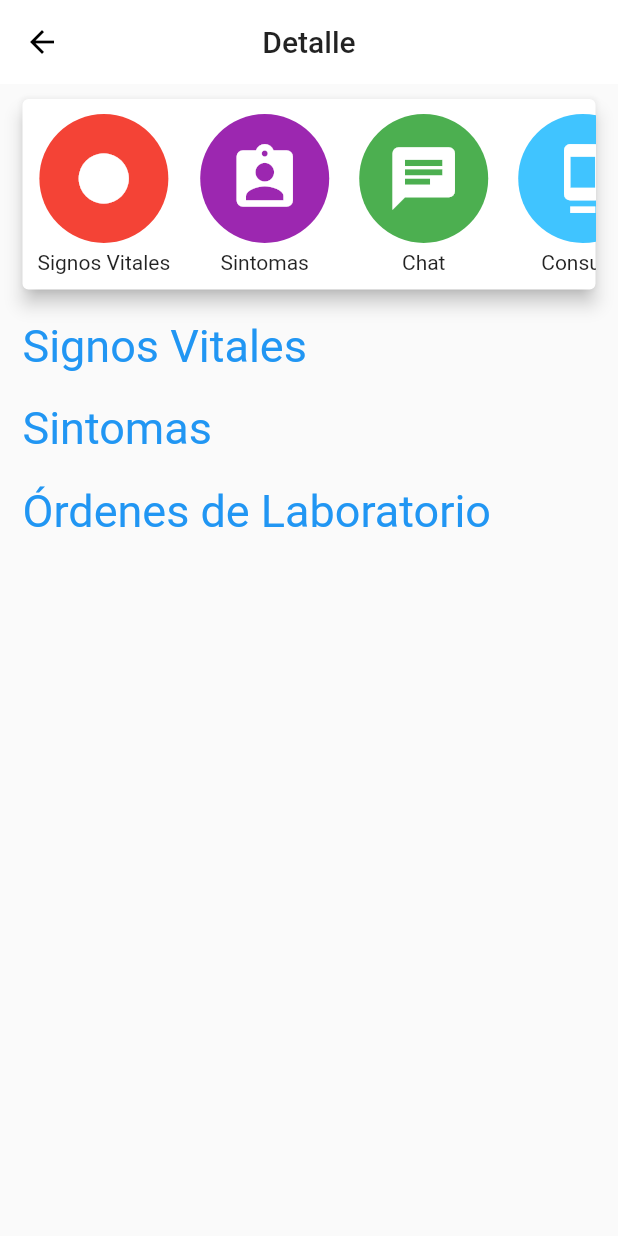
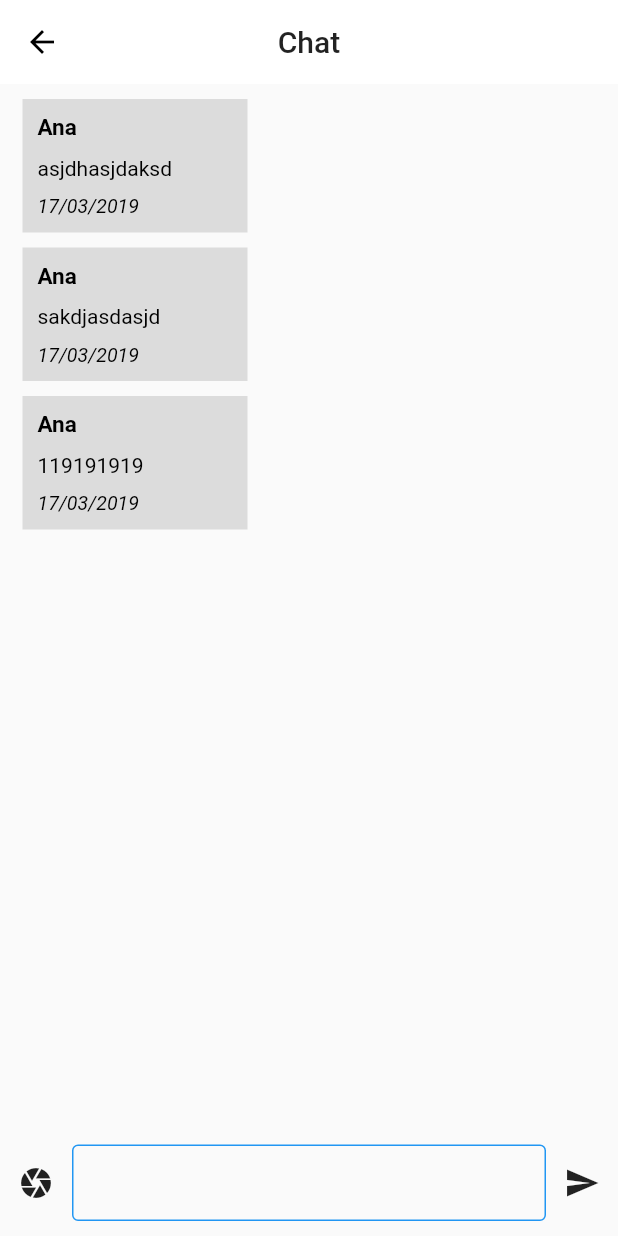
Before and after one commit to JPaulMora/bitmec-1, a Flutter app: the AppointmentDetailScreen screen opened by its route, after a tap on "Chat", on a phone screen of 412 x 824 dp. Run offline on Flutter 3.47's test engine with Material 2 defaults, Android fonts, the phone set to English and light mode, and no system bars.

Commit message:
ChatScreen created

```diff
--- /dev/null
+++ b/lib/components/chat/chat_components.dart
@@ -0,0 +1,3 @@
+library chat_components;
+
+export 'chat_message.dart';
--- /dev/null
+++ b/lib/components/chat/chat_message.dart
@@ -0,0 +1,70 @@
+import 'package:flutter/cupertino.dart';
+import 'package:flutter/material.dart';
+
+class ChatMessage extends StatelessWidget {
+  final String sendBy;
+  final String message;
+  final String date;
+  final bool sentIt;
+
+  ChatMessage({
+    this.sendBy,
+    this.message,
+    this.date,
+    this.sentIt = false,
+  });
+
+  @override
+  Widget build(BuildContext context) {
+    final color = this.sentIt ? Colors.lightBlue : Colors.black12;
+    final textColor = this.sentIt ? Colors.white : Colors.black;
+    final axis = this.sentIt
+        ? MainAxisAlignment.end
+        : MainAxisAlignment.start;
+    final textDirection = this.sentIt
+        ? TextDirection.rtl
+        : TextDirection.ltr;
+
+    return Padding(
+      padding: const EdgeInsets.only(bottom: 10.0),
+      child: Row(
+        mainAxisAlignment: axis,
+        children: <Widget>[
+          Container(
+            color: color,
+            constraints: BoxConstraints(
+              minWidth: 150,
+              maxWidth: 250,
+            ),
+            padding: const EdgeInsets.symmetric(
+              horizontal: 10.0,
+              vertical: 10.0
+            ),
+            child: Column(
+              textDirection: textDirection,
+              crossAxisAlignment: CrossAxisAlignment.start,
+              children: <Widget>[
+                Text(this.sendBy, style: TextStyle(
+                  color: textColor,
+                  fontSize: 15.0,
+                  fontWeight: FontWeight.bold
+                )),
+                Padding(
+                  padding: const EdgeInsets.symmetric(vertical: 10.0),
+                  child: Text(this.message, style: TextStyle(
+                    color: textColor,
+                  )),
+                ),
+                Text(this.date, style: TextStyle(
+                  color: textColor,
+                  fontSize: 13.0,
+                  fontStyle: FontStyle.italic,
+                ))
+              ],
+            ),
+          )
+        ],
+      ),
+    );
+  }
+}
--- a/lib/my_routes.dart
+++ b/lib/my_routes.dart
@@ -8,6 +8,7 @@ class MyRoutes {
   static final routes = {
     HomeScreen.routeName: (context) => HomeScreen(),
     LoginScreen.routeName: (context) => LoginScreen(),
+    ChatScreen.routeName: (context) => ChatScreen(),
 
     // Patient Routes
     PatientListScreen.routeName: (context) => PatientListScreen(),
--- a/lib/screens/appointment/appointment_detail_screen.dart
+++ b/lib/screens/appointment/appointment_detail_screen.dart
@@ -3,8 +3,7 @@ import 'package:flutter/material.dart';
 import 'package:bitmec/components/my_app_bar.dart';
 import 'package:bitmec/components/quick_actions_components.dart';
 import 'package:bitmec/components/list_of_section.dart';
-
-import '../vital_sign/vital_sign_create_screen.dart';
+import 'package:bitmec/screens/screens.dart';
 
 class AppointmentDetailScreen extends StatefulWidget {
   static const routeName = '/appointment/detail';
@@ -73,7 +72,9 @@ class _AppointmentDetailScreenState extends State<AppointmentDetailScreen> {
           icon: Icon(Icons.chat),
           color: Colors.green,
           label: 'Chat',
-          onTap: () {},
+          onTap: () {
+            Navigator.pushNamed(context, ChatScreen.routeName);
+          },
         ),
 
         QuickActionIcon(
--- /dev/null
+++ b/lib/screens/chat_screen.dart
@@ -0,0 +1,133 @@
+import 'package:flutter/material.dart';
+
+import 'package:bitmec/components/my_app_bar.dart';
+import 'package:bitmec/components/chat/chat_components.dart';
+
+class ChatScreen extends StatefulWidget {
+  static const routeName = '/chat';
+
+  @override
+  _ChatScreenState createState() => _ChatScreenState();
+}
+
+class _ChatScreenState extends State<ChatScreen> {
+  final _scaffoldKey = GlobalKey<ScaffoldState>();
+
+  final _msgCtrl = TextEditingController();
+
+  List<MessageModel> _msgList = [
+    MessageModel(
+      sendBy: 'Ana',
+      date: '17/03/2019',
+      message: 'asjdhasjdaksd',
+    ),
+    MessageModel(
+      sendBy: 'Ana',
+      date: '17/03/2019',
+      message: 'sakdjasdasjd',
+    ),
+    MessageModel(
+      sendBy: 'Ana',
+      date: '17/03/2019',
+      message: '119191919',
+    ),
+  ];
+
+  @override
+  Widget build(BuildContext context) {
+    return SafeArea(
+      child: Scaffold(
+        appBar: MyAppBar(
+          scaffoldKey: _scaffoldKey,
+          title: 'Chat',
+          backLeading: true,
+        ),
+        body: _buildBody(context),
+        bottomSheet: _buildBottomSheet(context),
+      ),
+    );
+  }
+
+  Widget _buildBody(BuildContext context) {
+    return SingleChildScrollView(
+      child: Padding(
+        padding: const EdgeInsets.fromLTRB(15.0, 10.0, 15.0, 75.0),
+        child: Column(children: _msgToWidget(context)),
+      ),
+    );
+  }
+
+  Widget _buildBottomSheet(BuildContext context) {
+    return Container(
+      child: Form(
+        child: Row(
+          mainAxisAlignment: MainAxisAlignment.spaceBetween,
+          children: <Widget>[
+            IconButton(
+              icon: Icon(Icons.camera),
+              onPressed: () {},
+            ),
+            Expanded(
+              flex: 1,
+              child: Padding(
+                padding: const EdgeInsets.symmetric(vertical: 10.0),
+                child: TextFormField(
+                  controller: _msgCtrl,
+                  decoration: InputDecoration(
+                    isDense: true,
+                    focusedBorder: OutlineInputBorder(
+                      borderSide: BorderSide(color: Colors.lightBlue),
+                    ),
+                    enabledBorder: OutlineInputBorder(
+                      borderSide: BorderSide(color: Colors.blue),
+                    ),
+                  )
+                ),
+              ),
+            ),
+            IconButton(
+              icon: Icon(Icons.send),
+              onPressed: _sendMessage,
+            ),
+          ],
+        ),
+      ),
+    );
+  }
+
+  void _sendMessage() {
+    setState(() {
+      _msgList.add(MessageModel(
+        sendBy: 'Me',
+        date: 'Hoy',
+        sentIt: true,
+        message: _msgCtrl.text,
+      ));
+
+      _msgCtrl.text = '';
+    });
+  }
+
+  List<Widget> _msgToWidget(BuildContext context) {
+    return _msgList.map((msg) => ChatMessage(
+      sendBy: msg.sendBy,
+      message: msg.message,
+      date: msg.date,
+      sentIt: msg.sentIt,
+    )).toList();
+  }
+}
+
+class MessageModel {
+  final String sendBy;
+  final String message;
+  final String date;
+  final bool sentIt;
+
+  MessageModel({
+    this.sendBy,
+    this.message,
+    this.date,
+    this.sentIt = false,
+  });
+}
--- a/lib/screens/screens.dart
+++ b/lib/screens/screens.dart
@@ -11,3 +11,5 @@ export 'patient/patient_create_screen.dart';
 export 'appointment/appointment_detail_screen.dart';
 
 export 'vital_sign/vital_sign_create_screen.dart';
+
+export 'chat_screen.dart';
```
